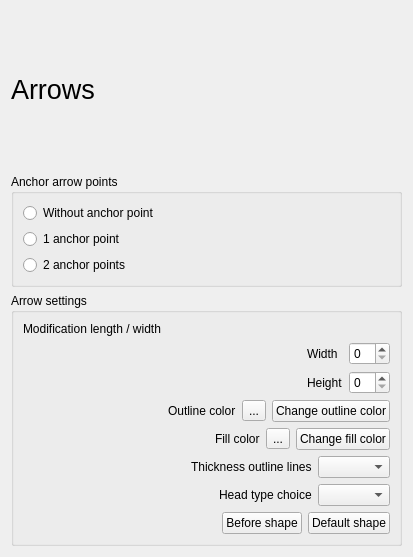
Before: the Qt Designer form sources/Forms/formarrows.ui in jose94752/ClipEdit, drawn with Qt 5.
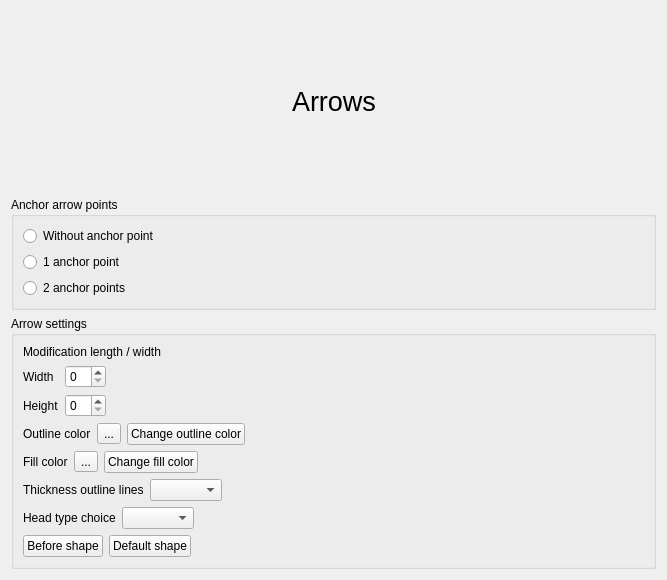
After: the same form once the commit is applied.

The edit to the form file:
```diff
--- a/sources/Forms/formarrows.ui
+++ b/sources/Forms/formarrows.ui
@@ -6,8 +6,8 @@
    <rect>
     <x>0</x>
     <y>0</y>
-    <width>413</width>
-    <height>557</height>
+    <width>667</width>
+    <height>580</height>
    </rect>
   </property>
   <property name="windowTitle">
@@ -17,6 +17,21 @@
    <item>
     <layout class="QVBoxLayout" name="verticalLayout_12">
      <item>
+      <layout class="QHBoxLayout" name="horizontalLayout_17">
+       <item>
+        <spacer name="horizontalSpacer_7">
+         <property name="orientation">
+          <enum>Qt::Horizontal</enum>
+         </property>
+         <property name="sizeHint" stdset="0">
+          <size>
+           <width>40</width>
+           <height>20</height>
+          </size>
+         </property>
+        </spacer>
+       </item>
+       <item>
       <widget class="QLabel" name="labelOptionsForArrows">
        <property name="font">
         <font>
@@ -29,13 +44,28 @@
       </widget>
      </item>
      <item>
+        <spacer name="horizontalSpacer_8">
+         <property name="orientation">
+          <enum>Qt::Horizontal</enum>
+         </property>
+         <property name="sizeHint" stdset="0">
+          <size>
+           <width>40</width>
+           <height>20</height>
+          </size>
+         </property>
+        </spacer>
+       </item>
+      </layout>
+     </item>
+     <item>
       <layout class="QVBoxLayout" name="verticalLayout_11">
        <item>
         <widget class="QGroupBox" name="groupBoxAnchorArrowPoints">
          <property name="title">
           <string>Anchor arrow points</string>
          </property>
-         <layout class="QVBoxLayout" name="verticalLayout_2">
+         <layout class="QVBoxLayout" name="verticalLayout_3">
           <item>
            <layout class="QVBoxLayout" name="verticalLayout_6">
             <item>
@@ -81,7 +111,7 @@
                   <item>
                    <layout class="QVBoxLayout" name="verticalLayout_4">
                     <item>
-                     <layout class="QVBoxLayout" name="verticalLayout_3">
+                     <layout class="QVBoxLayout" name="verticalLayout_2">
                       <item>
                        <widget class="QLabel" name="labelModificationLengthWidth">
                         <property name="text">
@@ -91,19 +121,6 @@
                       </item>
                       <item>
                        <layout class="QHBoxLayout" name="horizontalLayout_15">
-                        <item>
-                         <spacer name="horizontalSpacer_2">
-                          <property name="orientation">
-                           <enum>Qt::Horizontal</enum>
-                          </property>
-                          <property name="sizeHint" stdset="0">
-                           <size>
-                            <width>40</width>
-                            <height>20</height>
-                           </size>
-                          </property>
-                         </spacer>
-                        </item>
                         <item>
                          <layout class="QVBoxLayout" name="verticalLayout">
                           <item>
@@ -136,25 +153,27 @@
                           </item>
                          </layout>
                         </item>
+                        <item>
+                         <spacer name="horizontalSpacer_2">
+                          <property name="orientation">
+                           <enum>Qt::Horizontal</enum>
+                          </property>
+                          <property name="sizeHint" stdset="0">
+                           <size>
+                            <width>158</width>
+                            <height>17</height>
+                           </size>
+                          </property>
+                         </spacer>
+                        </item>
                        </layout>
                       </item>
                      </layout>
                     </item>
+                    <item>
+                     <layout class="QHBoxLayout" name="horizontalLayout_8">
                     <item>
                      <layout class="QHBoxLayout" name="horizontalLayout_14">
-                      <item>
-                       <spacer name="horizontalSpacer_3">
-                        <property name="orientation">
-                         <enum>Qt::Horizontal</enum>
-                        </property>
-                        <property name="sizeHint" stdset="0">
-                         <size>
-                          <width>40</width>
-                          <height>20</height>
-                         </size>
-                        </property>
-                       </spacer>
-                      </item>
                       <item>
                        <layout class="QHBoxLayout" name="horizontalLayout_13">
                         <item>
@@ -186,12 +205,8 @@
                       </item>
                      </layout>
                     </item>
-                   </layout>
-                  </item>
                   <item>
-                   <layout class="QHBoxLayout" name="horizontalLayout_12">
-                    <item>
-                     <spacer name="horizontalSpacer_4">
+                       <spacer name="horizontalSpacer_3">
                       <property name="orientation">
                        <enum>Qt::Horizontal</enum>
                       </property>
@@ -203,8 +218,14 @@
                       </property>
                      </spacer>
                     </item>
+                     </layout>
+                    </item>
+                   </layout>
+                  </item>
                     <item>
-                     <layout class="QHBoxLayout" name="horizontalLayout_11">
+                   <layout class="QHBoxLayout" name="horizontalLayout_10">
+                    <item>
+                     <layout class="QHBoxLayout" name="horizontalLayout_9">
                       <item>
                        <layout class="QHBoxLayout" name="horizontalLayout_5">
                         <item>
@@ -232,14 +253,8 @@
                       </item>
                      </layout>
                     </item>
-                   </layout>
-                  </item>
-                 </layout>
-                </item>
                 <item>
-                 <layout class="QHBoxLayout" name="horizontalLayout_10">
-                  <item>
-                   <spacer name="horizontalSpacer_5">
+                     <spacer name="horizontalSpacer_4">
                     <property name="orientation">
                      <enum>Qt::Horizontal</enum>
                     </property>
@@ -251,6 +266,12 @@
                     </property>
                    </spacer>
                   </item>
+                   </layout>
+                  </item>
+                 </layout>
+                </item>
+                <item>
+                 <layout class="QHBoxLayout" name="horizontalLayout_11">
                   <item>
                    <layout class="QHBoxLayout" name="horizontalLayout">
                     <item>
@@ -265,14 +286,8 @@
                     </item>
                    </layout>
                   </item>
-                 </layout>
-                </item>
-               </layout>
-              </item>
               <item>
-               <layout class="QHBoxLayout" name="horizontalLayout_9">
-                <item>
-                 <spacer name="horizontalSpacer_6">
+                   <spacer name="horizontalSpacer_5">
                   <property name="orientation">
                    <enum>Qt::Horizontal</enum>
                   </property>
@@ -284,6 +299,12 @@
                   </property>
                  </spacer>
                 </item>
+                 </layout>
+                </item>
+               </layout>
+              </item>
+              <item>
+               <layout class="QHBoxLayout" name="horizontalLayout_16">
                 <item>
                  <layout class="QHBoxLayout" name="horizontalLayout_2">
                   <item>
@@ -298,14 +319,8 @@
                   </item>
                  </layout>
                 </item>
-               </layout>
-              </item>
-             </layout>
-            </item>
             <item>
-             <layout class="QHBoxLayout" name="horizontalLayout_8">
-              <item>
-               <spacer name="horizontalSpacer">
+                 <spacer name="horizontalSpacer_6">
                 <property name="orientation">
                  <enum>Qt::Horizontal</enum>
                 </property>
@@ -317,6 +332,12 @@
                 </property>
                </spacer>
               </item>
+               </layout>
+              </item>
+             </layout>
+            </item>
+            <item>
+             <layout class="QHBoxLayout" name="horizontalLayout_12">
               <item>
                <layout class="QHBoxLayout" name="horizontalLayout_6">
                 <item>
@@ -335,6 +356,19 @@
                 </item>
                </layout>
               </item>
+              <item>
+               <spacer name="horizontalSpacer">
+                <property name="orientation">
+                 <enum>Qt::Horizontal</enum>
+                </property>
+                <property name="sizeHint" stdset="0">
+                 <size>
+                  <width>40</width>
+                  <height>20</height>
+                 </size>
+                </property>
+               </spacer>
+              </item>
              </layout>
             </item>
            </layout>
```
Lines whose indentation alone changed are shown as unchanged.
